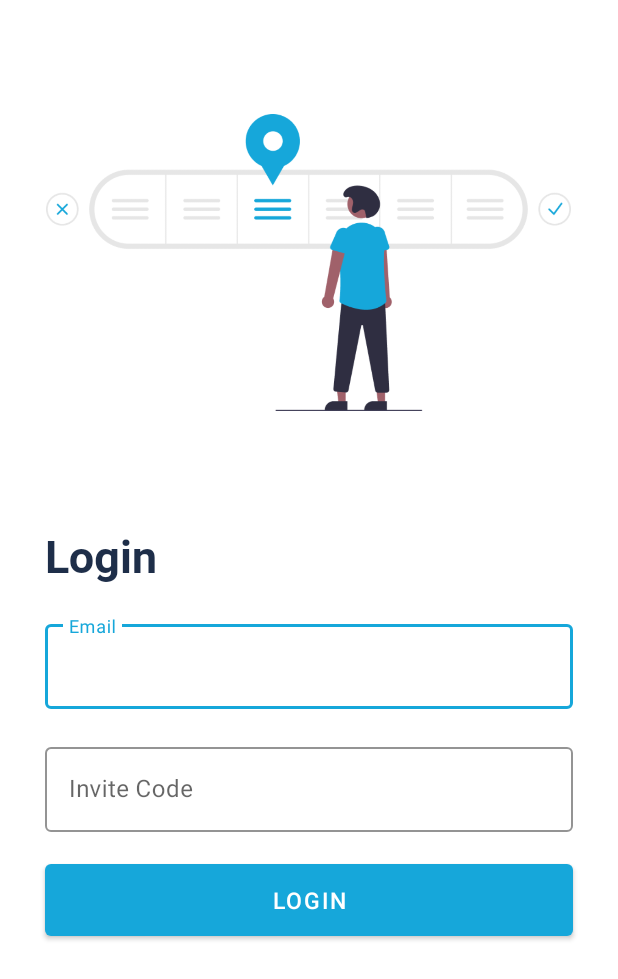
After one commit to appcrafters-dev/RotaManager, an Android app: the layout activity_login.xml on its own in the app's theme, with its tools: preview values and no code run, on a phone screen of 412 x 824 dp. The commit adds this screen. Shown: the top 979 px of the screen. Run offline under Robolectric (Android 15) with nearby library versions, the phone set to English and light mode, and no system bars.

Commit message:
feat: login with firebase

```diff
--- a/app/build.gradle
+++ b/app/build.gradle
@@ -28,11 +28,16 @@ android {
     }
 }
 
+apply plugin: 'com.android.application'
+apply plugin: 'com.google.gms.google-services'
+
 dependencies {
 
     implementation 'androidx.appcompat:appcompat:1.4.1'
     implementation 'com.google.android.material:material:1.5.0'
     implementation 'androidx.constraintlayout:constraintlayout:2.1.3'
+    implementation platform('com.google.firebase:firebase-bom:29.2.1')
+    implementation 'com.google.firebase:firebase-auth:20.0.4'
     testImplementation 'junit:junit:4.+'
     androidTestImplementation 'androidx.test.ext:junit:1.1.3'
     androidTestImplementation 'androidx.test.espresso:espresso-core:3.4.0'
--- a/app/src/main/AndroidManifest.xml
+++ b/app/src/main/AndroidManifest.xml
@@ -8,12 +8,14 @@
         android:label="@string/app_name"
         android:supportsRtl="true"
         android:theme="@style/Theme.RotaManager">
-        <activity android:name=".MainActivity">
+        <activity android:name=".MainActivity" android:exported="true">
             <intent-filter>
                 <action android:name="android.intent.action.MAIN" />
-
                 <category android:name="android.intent.category.LAUNCHER" />
             </intent-filter>
+        </activity>
+        <activity android:name=".LoginActivity">
+
         </activity>
     </application>
 
--- a/app/src/main/java/com/deeppatel/rotamanager/MainActivity.java
+++ b/app/src/main/java/com/deeppatel/rotamanager/MainActivity.java
@@ -1,8 +1,11 @@
 package com.deeppatel.rotamanager;
 
+import androidx.appcompat.app.ActionBar;
 import androidx.appcompat.app.AppCompatActivity;
 
+import android.content.Intent;
 import android.os.Bundle;
+import android.os.Handler;
 
 
 public class MainActivity extends AppCompatActivity {
@@ -10,8 +13,18 @@ public class MainActivity extends AppCompatActivity {
     @Override
     protected void onCreate(Bundle savedInstanceState) {
         super.onCreate(savedInstanceState);
-        setContentView(R.layout.splash_screen);
-        getSupportActionBar().hide();
+        setContentView(R.layout.activity_main);
+        ActionBar actionBar = getSupportActionBar();
+        if (actionBar != null) {
+            actionBar.hide();
+        }
+
+        new Handler().postDelayed(() -> {
+            Intent intent = new Intent(MainActivity.this, LoginActivity.class);
+            intent.setFlags(Intent.FLAG_ACTIVITY_NEW_TASK | Intent.FLAG_ACTIVITY_TASK_ON_HOME);
+            startActivity(intent);
+            finish();
+        }, 3000);
 
     }
 }
--- /dev/null
+++ b/app/src/main/res/layout/activity_login.xml
@@ -0,0 +1,87 @@
+<?xml version="1.0" encoding="utf-8"?>
+<ScrollView xmlns:android="http://schemas.android.com/apk/res/android"
+    xmlns:app="http://schemas.android.com/apk/res-auto"
+    android:layout_width="match_parent"
+    android:layout_height="match_parent">
+
+    <RelativeLayout
+        android:layout_width="match_parent"
+        android:layout_height="wrap_content"
+        android:background="#FFF">
+
+        <ImageView
+            android:id="@+id/loginImage"
+            android:layout_width="350dp"
+            android:layout_height="350dp"
+            android:layout_centerHorizontal="true"
+            app:srcCompat="@drawable/login_vector" />
+
+        <TextView
+            android:id="@+id/textView"
+            android:layout_width="wrap_content"
+            android:layout_height="wrap_content"
+            android:layout_below="@+id/loginImage"
+            android:layout_centerVertical="true"
+            android:layout_marginStart="30dp"
+            android:fontFamily="@font/roboto_bold"
+            android:text="Login"
+            android:textColor="@color/dark_blue"
+            android:textSize="30sp" />
+
+        <com.google.android.material.textfield.TextInputLayout
+            android:id="@+id/emailTextInput"
+            style="@style/Widget.MaterialComponents.TextInputLayout.OutlinedBox"
+            android:layout_width="match_parent"
+            android:layout_height="wrap_content"
+            android:layout_below="@+id/textView"
+            android:layout_centerVertical="true"
+            android:layout_marginHorizontal="30dp"
+            android:layout_marginTop="20dp"
+            android:hint="Email"
+            app:boxStrokeColor="@color/light_blue"
+            app:hintTextColor="@color/light_blue">
+
+            <com.google.android.material.textfield.TextInputEditText
+                android:id="@+id/activity_login_et_email"
+                android:layout_width="match_parent"
+                android:layout_height="wrap_content"
+                android:textColor="@color/dark_blue" />
+        </com.google.android.material.textfield.TextInputLayout>
+
+        <com.google.android.material.textfield.TextInputLayout
+            android:id="@+id/InviteCodeTextInput"
+            style="@style/Widget.MaterialComponents.TextInputLayout.OutlinedBox"
+            android:layout_width="match_parent"
+            android:layout_height="wrap_content"
+            android:layout_below="@+id/emailTextInput"
+            android:layout_centerVertical="true"
+            android:layout_marginHorizontal="30dp"
+            android:layout_marginTop="20dp"
+            android:hint="Invite Code"
+            app:boxStrokeColor="@color/light_blue"
+            app:hintTextColor="@color/light_blue">
+
+            <com.google.android.material.textfield.TextInputEditText
+                android:id="@+id/activity_login_et_invite_code"
+                android:layout_width="match_parent"
+                android:layout_height="wrap_content"
+                android:textColor="@color/dark_blue" />
+        </com.google.android.material.textfield.TextInputLayout>
+
+        <Button
+            android:id="@+id/activity_login_btn_login"
+            android:layout_width="match_parent"
+            android:layout_height="wrap_content"
+            android:layout_below="@+id/InviteCodeTextInput"
+            android:layout_marginHorizontal="30dp"
+            android:layout_marginTop="15dp"
+            android:layout_marginBottom="100dp"
+            android:height="60dp"
+            android:padding="10dp"
+            android:text="Login"
+            android:textSize="15sp"
+            app:backgroundTint="@color/light_blue" />
+
+
+    </RelativeLayout>
+</ScrollView>
--- a/app/src/main/res/values-night/themes.xml
+++ b/app/src/main/res/values-night/themes.xml
@@ -2,13 +2,13 @@
     <!-- Base application theme. -->
     <style name="Theme.RotaManager" parent="Theme.MaterialComponents.DayNight.DarkActionBar">
         <!-- Primary brand color. -->
-        <item name="colorPrimary">@color/purple_200</item>
-        <item name="colorPrimaryVariant">@color/purple_700</item>
-        <item name="colorOnPrimary">@color/black</item>
+        <item name="colorPrimary">@color/dark_blue</item>
+        <item name="colorPrimaryVariant">@color/dark_blue</item>
+        <item name="colorOnPrimary">@color/white</item>
         <!-- Secondary brand color. -->
-        <item name="colorSecondary">@color/teal_200</item>
-        <item name="colorSecondaryVariant">@color/teal_200</item>
-        <item name="colorOnSecondary">@color/black</item>
+        <item name="colorSecondary">@color/light_blue</item>
+        <item name="colorSecondaryVariant">@color/light_blue</item>
+        <item name="colorOnSecondary">@color/white</item>
         <!-- Status bar color. -->
         <item name="android:statusBarColor" tools:targetApi="l">?attr/colorPrimaryVariant</item>
         <!-- Customize your theme here. -->
--- a/app/src/main/res/values/colors.xml
+++ b/app/src/main/res/values/colors.xml
@@ -1,13 +1,7 @@
 <?xml version="1.0" encoding="utf-8"?>
 <resources>
-    <color name="purple_200">#FFBB86FC</color>
-    <color name="purple_500">#FF6200EE</color>
-    <color name="purple_700">#FF3700B3</color>
-
     <color name="dark_blue">#1E2E49</color>
     <color name="light_blue">#16A7DA</color>
-    <color name="teal_200">#FF03DAC5</color>
-    <color name="teal_700">#FF018786</color>
     <color name="black">#FF000000</color>
     <color name="white">#FFFFFFFF</color>
 </resources>
--- a/app/src/main/res/values/themes.xml
+++ b/app/src/main/res/values/themes.xml
@@ -2,15 +2,25 @@
     <!-- Base application theme. -->
     <style name="Theme.RotaManager" parent="Theme.MaterialComponents.DayNight.DarkActionBar">
         <!-- Primary brand color. -->
-        <item name="colorPrimary">@color/purple_500</item>
-        <item name="colorPrimaryVariant">@color/purple_700</item>
+        <item name="colorPrimary">@color/dark_blue</item>
+        <item name="colorPrimaryVariant">@color/dark_blue</item>
         <item name="colorOnPrimary">@color/white</item>
         <!-- Secondary brand color. -->
-        <item name="colorSecondary">@color/teal_200</item>
-        <item name="colorSecondaryVariant">@color/teal_700</item>
-        <item name="colorOnSecondary">@color/black</item>
+        <item name="colorSecondary">@color/light_blue</item>
+        <item name="colorSecondaryVariant">@color/light_blue</item>
+        <item name="colorOnSecondary">@color/white</item>
         <!-- Status bar color. -->
         <item name="android:statusBarColor" tools:targetApi="l">?attr/colorPrimaryVariant</item>
         <!-- Customize your theme here. -->
+        <item name="android:textViewStyle">@style/TextViewStyle</item>
+    </style>
+
+    <style name="TextViewStyle" parent="@android:style/TextAppearance.Widget.TextView">
+        <item name="android:textAppearance">@style/DefaultTextAppearance</item>
+    </style>
+
+    <style name="DefaultTextAppearance" parent="TextAppearance.AppCompat">
+        <item name="android:textStyle">normal</item>
+        <item name="fontFamily">@font/roboto_regular</item>
     </style>
 </resources>
--- a/build.gradle
+++ b/build.gradle
@@ -5,7 +5,8 @@ buildscript {
         jcenter()
     }
     dependencies {
-        classpath "com.android.tools.build:gradle:4.1.3"
+        classpath 'com.android.tools.build:gradle:7.0.4'
+        classpath 'com.google.gms:google-services:4.3.10'
 
         // NOTE: Do not place your application dependencies here; they belong
         // in the individual module build.gradle files
```
Also changed, not shown: app/src/main/java/com/deeppatel/rotamanager/LoginActivity.java (added, +98 -0 lines), app/src/main/res/layout/activity_main.xml (+23 -87 lines), app/src/main/res/layout/splash_screen.xml (deleted, +0 -43 lines), gradle/wrapper/gradle-wrapper.properties, 1 other file.
